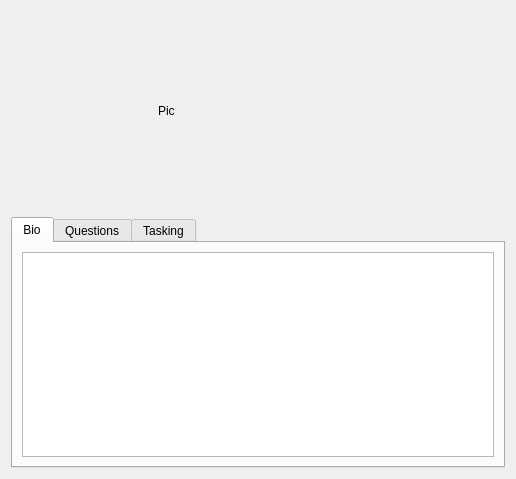
First picture: the form in ui/AdvisorWindow.ui, repository dmzdev/stance, before the edit.
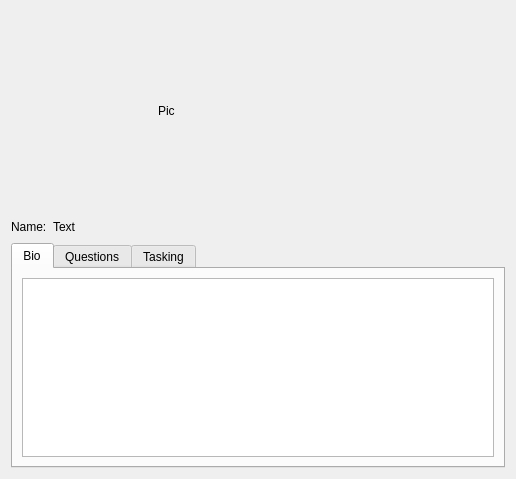
Second picture: the form after the edit.

Commit message: Advisor pictures / names / bios now show in window.

```diff
--- a/ui/AdvisorWindow.ui
+++ b/ui/AdvisorWindow.ui
@@ -63,6 +63,37 @@
      </item>
     </layout>
    </item>
+   <item>
+    <layout class="QHBoxLayout" name="horizontalLayout_4">
+     <item>
+      <widget class="QLabel" name="label">
+       <property name="text">
+        <string>Name:</string>
+       </property>
+      </widget>
+     </item>
+     <item>
+      <widget class="QLabel" name="nameLabel">
+       <property name="text">
+        <string>Text</string>
+       </property>
+      </widget>
+     </item>
+     <item>
+      <spacer name="horizontalSpacer_5">
+       <property name="orientation">
+        <enum>Qt::Horizontal</enum>
+       </property>
+       <property name="sizeHint" stdset="0">
+        <size>
+         <width>40</width>
+         <height>20</height>
+        </size>
+       </property>
+      </spacer>
+     </item>
+    </layout>
+   </item>
    <item>
     <widget class="QTabWidget" name="tabWidget">
      <property name="currentIndex">
```
The commit also changes 8 other files.
